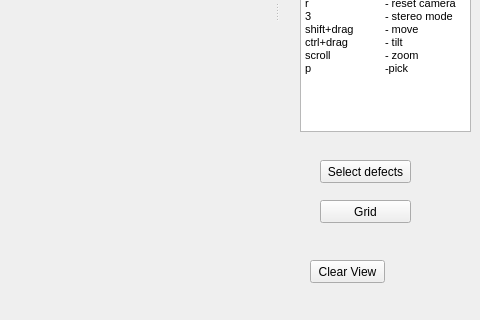
The window that Visualizer.ui (RaduAlexandru/PLY_Visualizer) describes before a commit, drawn with Qt 5; both pictures show x 195 to 675 and y 299 to 619 of the 675 by 619 pixel window.
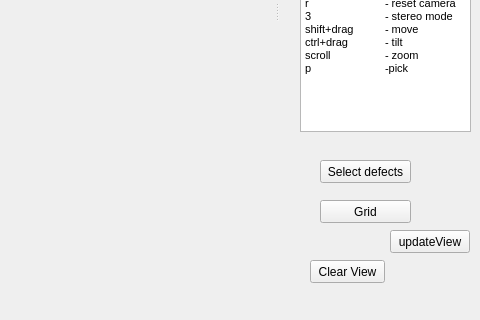
The same window after the commit. Custom widgets are drawn as their Qt base class.

The edit to the form file:
```diff
--- a/Visualizer.ui
+++ b/Visualizer.ui
@@ -166,6 +166,19 @@
       <string>Grid</string>
      </property>
     </widget>
+    <widget class="QPushButton" name="updateViewButton">
+     <property name="geometry">
+      <rect>
+       <x>110</x>
+       <y>510</y>
+       <width>80</width>
+       <height>23</height>
+      </rect>
+     </property>
+     <property name="text">
+      <string>updateView</string>
+     </property>
+    </widget>
    </widget>
   </widget>
   <action name="actionOpenFile">
```
Left out of the diff: 13 changed lines with no effect on the pictures.
